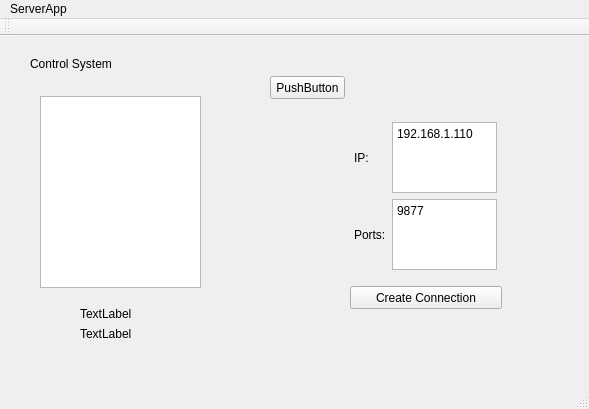
The window that mainwindowserver.ui (qtdwzAdam/serverJob) describes before a commit, drawn with Qt 5.
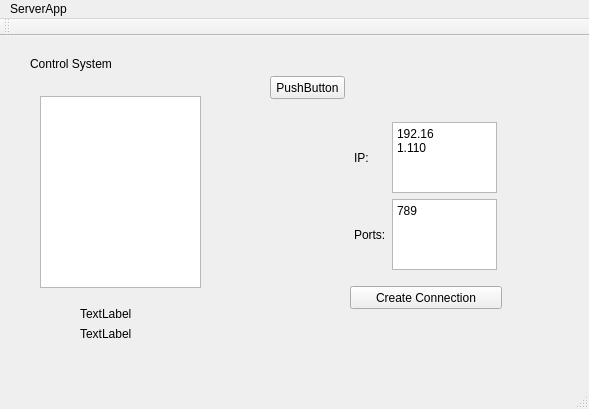
The same window after the commit.

Diff of the .ui file:
```diff
--- a/mainwindowserver.ui
+++ b/mainwindowserver.ui
@@ -50,7 +50,7 @@
 &lt;html&gt;&lt;head&gt;&lt;meta name=&quot;qrichtext&quot; content=&quot;1&quot; /&gt;&lt;style type=&quot;text/css&quot;&gt;
 p, li { white-space: pre-wrap; }
 &lt;/style&gt;&lt;/head&gt;&lt;body style=&quot; font-family:'SimSun'; font-size:9pt; font-weight:400; font-style:normal;&quot;&gt;
-&lt;p style=&quot; margin-top:0px; margin-bottom:0px; margin-left:0px; margin-right:0px; -qt-block-indent:0; text-indent:0px;&quot;&gt;9877&lt;/p&gt;&lt;/body&gt;&lt;/html&gt;</string>
+&lt;p style=&quot; margin-top:0px; margin-bottom:0px; margin-left:0px; margin-right:0px; -qt-block-indent:0; text-indent:0px;&quot;&gt;789&lt;/p&gt;&lt;/body&gt;&lt;/html&gt;</string>
        </property>
       </widget>
      </item>
@@ -61,7 +61,8 @@
 &lt;html&gt;&lt;head&gt;&lt;meta name=&quot;qrichtext&quot; content=&quot;1&quot; /&gt;&lt;style type=&quot;text/css&quot;&gt;
 p, li { white-space: pre-wrap; }
 &lt;/style&gt;&lt;/head&gt;&lt;body style=&quot; font-family:'SimSun'; font-size:9pt; font-weight:400; font-style:normal;&quot;&gt;
-&lt;p style=&quot; margin-top:0px; margin-bottom:0px; margin-left:0px; margin-right:0px; -qt-block-indent:0; text-indent:0px;&quot;&gt;192.168.1.110&lt;/p&gt;&lt;/body&gt;&lt;/html&gt;</string>
+&lt;p style=&quot; margin-top:0px; margin-bottom:0px; margin-left:0px; margin-right:0px; -qt-block-indent:0; text-indent:0px;&quot;&gt;192.16&lt;/p&gt;
+&lt;p style=&quot; margin-top:0px; margin-bottom:0px; margin-left:0px; margin-right:0px; -qt-block-indent:0; text-indent:0px;&quot;&gt;1.110&lt;/p&gt;&lt;/body&gt;&lt;/html&gt;</string>
        </property>
       </widget>
      </item>
```
